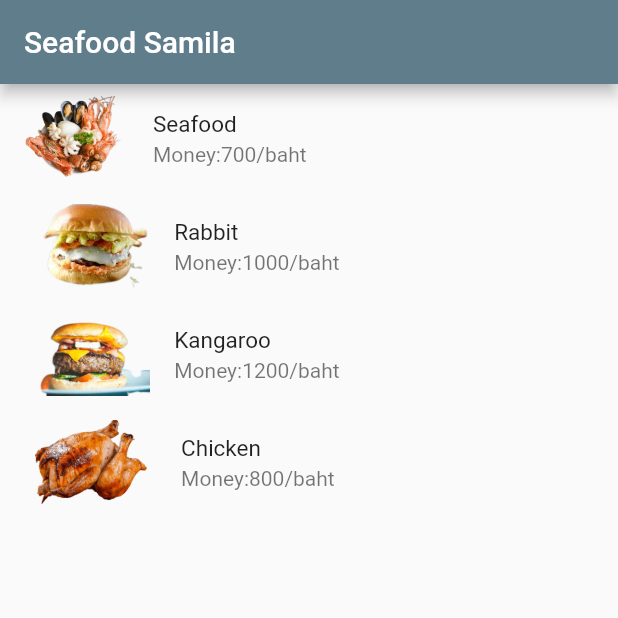
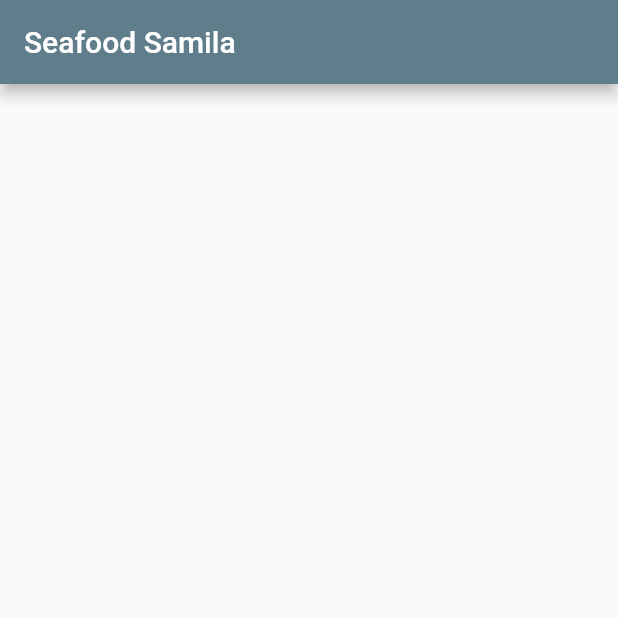
Before and after one commit to Boonyarit-siol/develop, a Flutter app: the screen it shows after launch, on a phone screen of 412 x 824 dp, the top half of it. Run offline on Flutter 3.47's test engine with Material 2 defaults, Android fonts, the phone set to English and light mode, and no system bars.

Commit message:
seafood menu update

```diff
--- a/lib/main.dart
+++ b/lib/main.dart
@@ -26,30 +26,33 @@ class MyHomePage extends StatefulWidget {
 }
 
 class _MyHomePageState extends State<MyHomePage> {
-  List<Menu> menu = [
-    Menu("Seafood", "700", "assets/images/Seafoods.png"),
-    Menu("Rabbit", "1000", "assets/images/rabbit.png"),
-    Menu("Kangaroo", "1200","assets/images/kangaroos.png"),
-    Menu("Chicken", "800","assets/images/chickens.png")
-  ];
+  // List<Menu> menu = [
+  //   Menu("Seafood", "700", "assets/images/Seafoods.png"),
+  //   Menu("Rabbit", "1000", "assets/images/rabbit.png"),
+  //   Menu("Kangaroo", "1200", "assets/images/kangaroos.png"),
+  //   Menu("Chicken", "800", "assets/images/chickens.png")
+  // ];
   @override
   Widget build(BuildContext context) {
     return Scaffold(
         appBar: AppBar(
           title: Text("Seafood Samila "),
         ),
-        body: ListView.builder(
-            itemCount: menu.length,
-            itemBuilder: (BuildContext context, int index) {
-              Menu food = menu[index];
-              return ListTile(
-                leading:Image.asset(food.img),
-                title: Text(
-                  food.name,
-                  style: TextStyle(fontSize: 15),
-                ),
-                subtitle: Text("Money:" + food.money + "/baht"),
-              );
-            }));
+        // body: ListView.builder(
+        //     itemCount: menu.length,
+        //     itemBuilder: (BuildContext context, int index) {
+        //       Menu food = menu[index];
+        //       return ListTile(
+        //           leading: Image.asset(food.img),
+        //           title: Text(
+        //             food.name,
+        //             style: TextStyle(fontSize: 15),
+        //           ),
+        //           subtitle: Text("Money:" + food.money + "/baht"),
+        //           onTap: () {
+        //             print("You choose food menu:" + food.name);
+        //           });
+        //     }));
+    );
   }
 }
```
